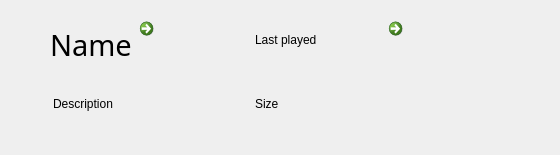
Qt form flashlauncher/mainwindowline.ui (achipa/maemo-flash-launcher) before a commit.
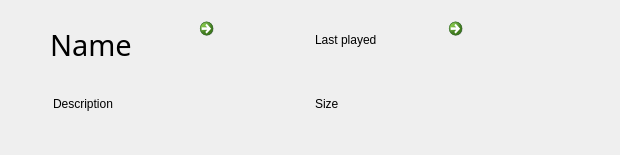
The same form after that commit. Icons and pictures are not drawn.

The edit to the form file:
```diff
--- a/flashlauncher/mainwindowline.ui
+++ b/flashlauncher/mainwindowline.ui
@@ -2,6 +2,14 @@
 <ui version="4.0">
  <class>MainWindowLine</class>
  <widget class="QWidget" name="MainWindowLine">
+  <property name="geometry">
+   <rect>
+    <x>0</x>
+    <y>0</y>
+    <width>620</width>
+    <height>141</height>
+   </rect>
+  </property>
   <property name="windowTitle">
    <string>Form</string>
   </property>
```
Left out of the diff: 2 changed lines with no effect on the pictures.
